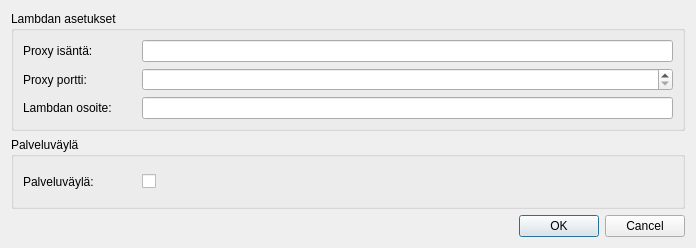
First picture: the form in arho_feature_template/gui/dialogs/plugin_settings.ui, repository GispoCoding/arho-qgis-plugin, before the edit.
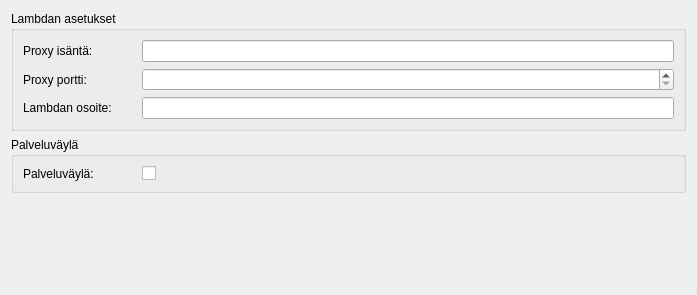
Second picture: the form after the edit. Custom widgets are drawn as their Qt base class.

Commit message: transfer plugin settings to QGIS options dialog

Patch:
```diff
--- a/arho_feature_template/gui/dialogs/plugin_settings.ui
+++ b/arho_feature_template/gui/dialogs/plugin_settings.ui
@@ -1,13 +1,13 @@
 <?xml version="1.0" encoding="UTF-8"?>
 <ui version="4.0">
- <class>PluginSettings</class>
- <widget class="QDialog" name="PluginSettings">
+ <class>Form</class>
+ <widget class="QWidget" name="Form">
   <property name="geometry">
    <rect>
     <x>0</x>
     <y>0</y>
     <width>696</width>
-    <height>248</height>
+    <height>295</height>
    </rect>
   </property>
   <property name="windowTitle">
@@ -120,11 +120,17 @@
     </widget>
    </item>
    <item>
-    <widget class="QDialogButtonBox" name="button_box">
-     <property name="standardButtons">
-      <set>QDialogButtonBox::Cancel|QDialogButtonBox::Ok</set>
+    <spacer name="verticalSpacer">
+     <property name="orientation">
+      <enum>Qt::Vertical</enum>
      </property>
-    </widget>
+     <property name="sizeHint" stdset="0">
+      <size>
+       <width>675</width>
+       <height>69</height>
+      </size>
+     </property>
+    </spacer>
    </item>
   </layout>
  </widget>
```
Left out of the diff: 34 changed lines with no effect on the pictures. The commit also changes 2 other files.
